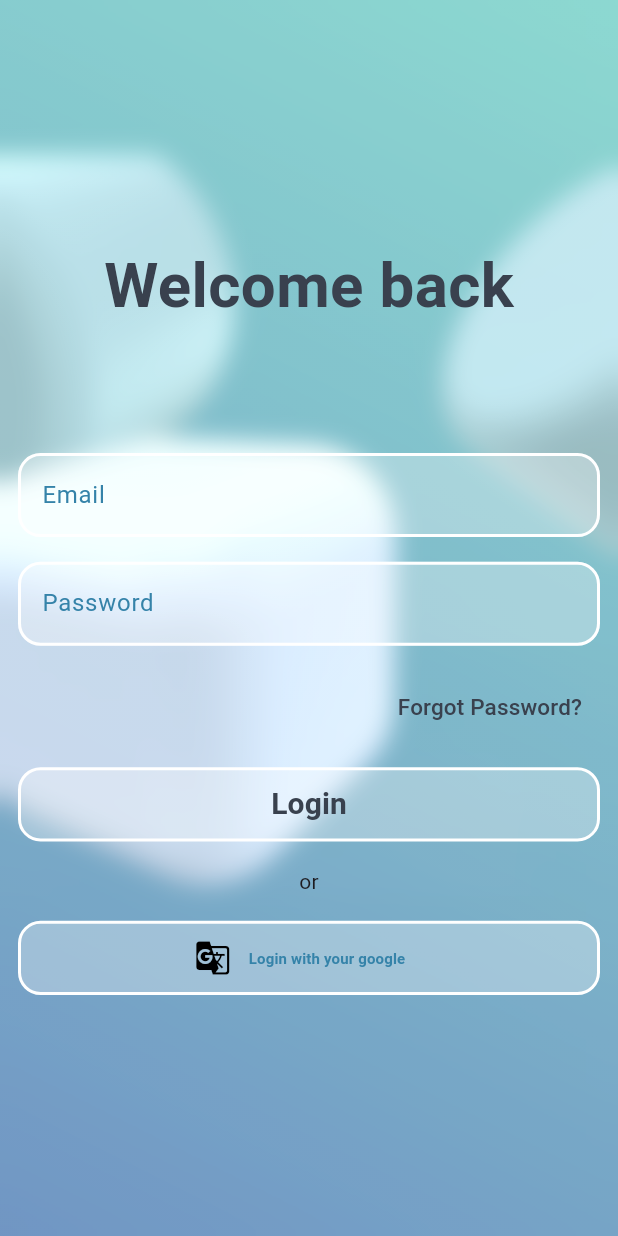
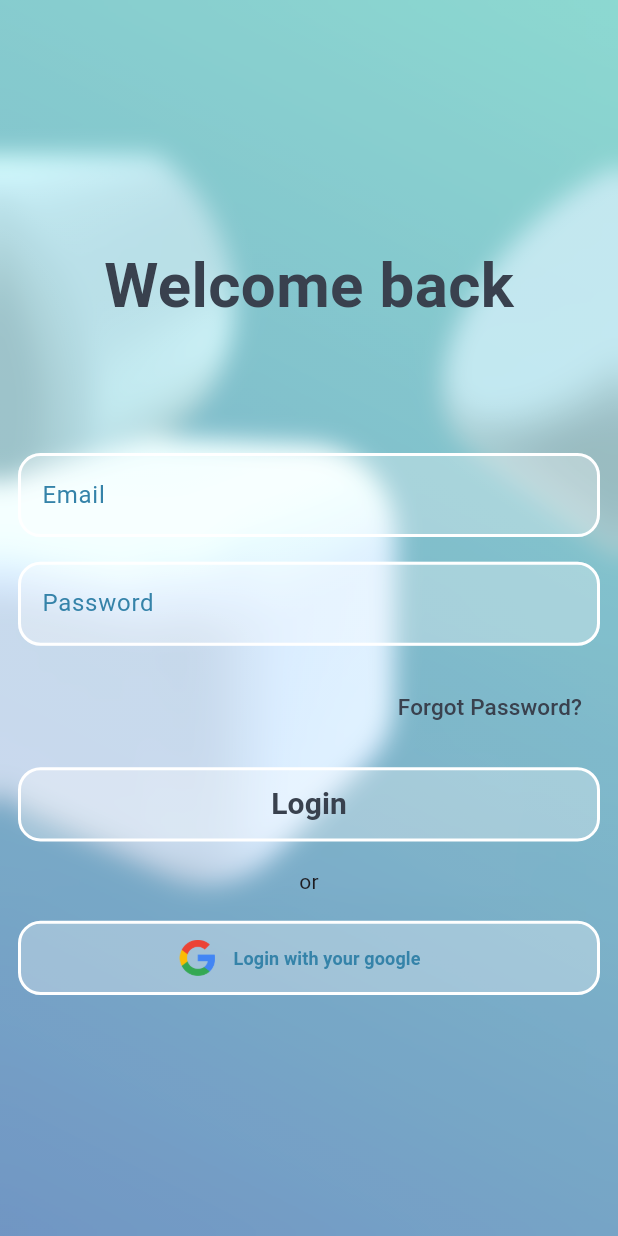
Before and after one commit to RMCV-Rajapaksha/Project-Syncup, a Flutter app: the screen it shows after launch, on a phone screen of 412 x 824 dp. Run offline on Flutter 3.47's test engine with Material 3 defaults, Android fonts, the phone set to English and light mode, and no system bars; our stand-ins replace device_preview.

Commit message:
Update Google login icon and text style

```diff
--- a/lib/pages/Login.dart
+++ b/lib/pages/Login.dart
@@ -169,12 +169,16 @@ class _LoginState extends State<Login> {
                       child: Row(
                         mainAxisAlignment: MainAxisAlignment.center,
                         children: [
-                          const Icon(Icons.g_translate, color: Colors.black),
+                          Image.asset(
+                            'assets/icons/google.png',
+                            width: 24.0,
+                            height: 24.0,
+                          ),
                           TextButton(
                             onPressed: () {},
                             child: const Text('Login with your google',
                                 style: TextStyle(
-                                  fontSize: 10,
+                                  fontSize: 12,
                                   fontWeight: FontWeight.bold,
                                   color: Color.fromRGBO(53, 131, 169, 1),
                                 )),
```
Also changed, not shown: assets/icons/apple (1).png (added), assets/icons/google.png (added).
